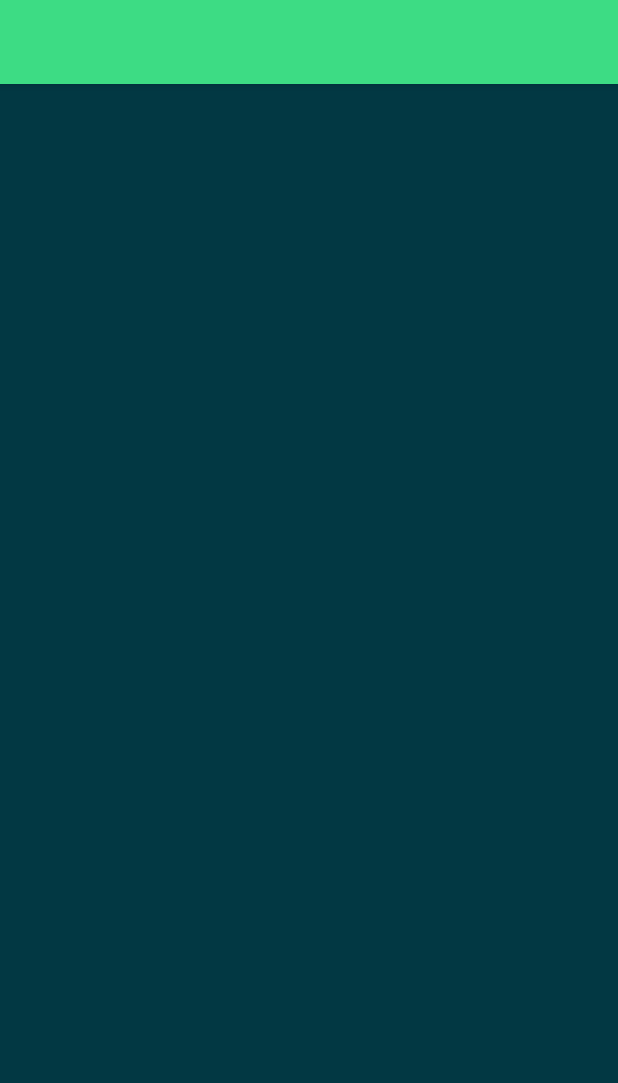
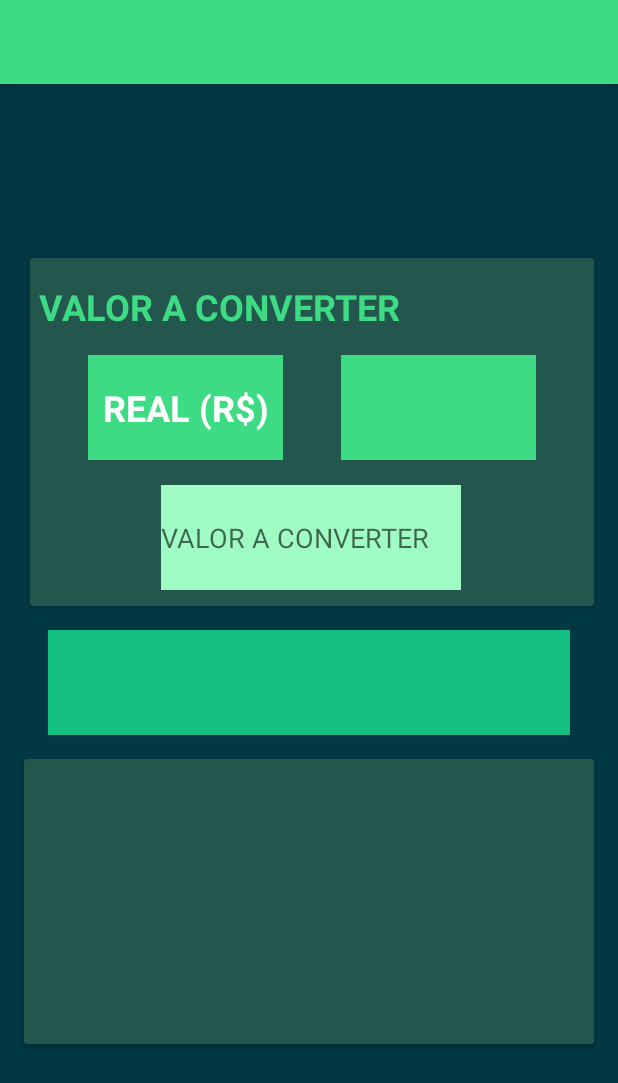
Before and after one commit to douginfodev/imersaodev6, an Android app: the screen it shows after launch (MainActivity), on a phone screen of 412 x 824 dp. Shown: the top 1083 px of the screen. Run offline under Robolectric (Android 15) with nearby library versions, the phone set to English and light mode, and no system bars.

Commit message:
Add Styles buttib default and colors

```diff
--- a/app/src/main/java/com/nlwcopa/imersaodeveloper6/ui/conversor/ConversorFragment.kt
+++ b/app/src/main/java/com/nlwcopa/imersaodeveloper6/ui/conversor/ConversorFragment.kt
@@ -1,6 +1,11 @@
 package com.nlwcopa.imersaodeveloper6.ui.conversor
 
+import android.os.Bundle
+import android.view.LayoutInflater
+import android.view.View
+import android.view.ViewGroup
 import androidx.fragment.app.Fragment
+import com.nlwcopa.imersaodeveloper6.R
 import com.nlwcopa.imersaodeveloper6.ui.main.MainFragment
 
 class ConversorFragment : Fragment () {
@@ -8,4 +13,11 @@ class ConversorFragment : Fragment () {
     companion object {
         fun newInstance() = ConversorFragment()
     }
+
+    override fun onCreateView(
+        inflater: LayoutInflater, container: ViewGroup?,
+        savedInstanceState: Bundle?
+    ): View {
+        return inflater.inflate(R.layout.fragment_conversor, container, false)
+    }
 }
--- /dev/null
+++ b/app/src/main/res/drawable/ic_editview_default.xml
@@ -0,0 +1,24 @@
+<?xml version="1.0" encoding="utf-8"?>
+<shape
+    xmlns:android="http://schemas.android.com/apk/res/android"
+    android:shape="rectangle" >
+    <corners
+        android:radius="10dp"/>
+
+    <padding
+        android:left="5dp"
+        android:top="0dp"
+        android:right="5dp"
+        android:bottom="0dp" />
+
+    <size
+        android:width="200dp"
+        android:height="70dp" />
+
+    <solid
+        android:color="@color/green_normal_200"/>
+
+    <stroke
+        android:width="2dp"
+        android:color="@color/green_bold_700"/>
+</shape>
--- a/app/src/main/res/layout/fragment_conversor.xml
+++ b/app/src/main/res/layout/fragment_conversor.xml
@@ -9,19 +9,19 @@
     <ImageView
         android:id="@+id/imageView"
         android:layout_width="0dp"
-        android:layout_height="100dp"
+        android:layout_height="70dp"
         android:layout_marginEnd="32dp"
         android:layout_marginStart="32dp"
         android:layout_marginTop="16dp"
         app:layout_constraintEnd_toEndOf="parent"
         app:layout_constraintStart_toStartOf="parent"
         app:layout_constraintTop_toBottomOf="@+id/cardVwValor"
-        app:srcCompat="@drawable/ic_launcher_background" />
+        app:srcCompat="@color/green_bold_700" />
 
     <androidx.cardview.widget.CardView
         android:id="@+id/cardVwValor"
-        android:layout_width="match_parent"
-        android:layout_height="190dp"
+        android:layout_width="376dp"
+        android:layout_height="232dp"
         android:layout_marginEnd="16dp"
         android:layout_marginStart="16dp"
         android:layout_marginTop="4dp"
@@ -31,14 +31,90 @@
         app:layout_constraintStart_toStartOf="parent"
         app:layout_constraintTop_toTopOf="parent">
 
-        <TextView
-            android:id="@+id/txtViewValor"
-            android:layout_width="wrap_content"
-            android:layout_height="wrap_content"
-            android:layout_gravity="center"
-            android:text="@string/titulo_valor"
-            style="@style/txtView_label" />
 
+        <androidx.constraintlayout.widget.ConstraintLayout
+            android:layout_width="match_parent"
+            android:layout_height="237dp"
+            app:layout_constraintEnd_toEndOf="@+id/cardVwValor"
+            app:layout_constraintStart_toStartOf="@+id/cardVwValor">
+
+            <EditText
+                android:id="@+id/edtTxtl"
+                android:layout_width="200dp"
+                android:layout_height="70dp"
+                android:layout_marginBottom="16dp"
+                android:layout_marginTop="16dp"
+                android:background="@color/green_normal_200"
+                android:drawable="@drawable/ic_editview_default"
+                android:ems="10"
+                android:hint="@string/titulo_valor"
+                android:inputType="numberDecimal"
+                app:layout_constraintBottom_toBottomOf="parent"
+                app:layout_constraintEnd_toEndOf="parent"
+                app:layout_constraintHorizontal_bias="0.497"
+                app:layout_constraintStart_toStartOf="parent"
+                app:layout_constraintTop_toBottomOf="@+id/BtnMoeda1"
+                app:layout_constraintVertical_bias="0.848" />
+
+            <ImageButton
+                android:id="@+id/BtnMoeda1"
+                android:layout_width="130dp"
+                android:layout_height="70dp"
+                android:layout_marginTop="16dp"
+                android:padding="0dp"
+                app:layout_constraintEnd_toStartOf="@+id/imageButton2"
+                app:layout_constraintHorizontal_bias="0.5"
+                app:layout_constraintStart_toStartOf="parent"
+                app:layout_constraintTop_toBottomOf="@+id/txtViewValor"
+                app:srcCompat="@color/green_light_400" />
+
+            <TextView
+                android:id="@+id/txtvwmoeda1"
+                style="@style/txtView_button"
+                android:layout_width="wrap_content"
+                android:layout_height="wrap_content"
+                android:layout_gravity="center"
+                android:text="@string/tit_dolar"
+                app:layout_constraintBottom_toBottomOf="@+id/BtnMoeda1"
+                app:layout_constraintEnd_toEndOf="@+id/BtnMoeda1"
+                app:layout_constraintStart_toStartOf="@+id/BtnMoeda1"
+                app:layout_constraintTop_toTopOf="@+id/BtnMoeda1" />
+
+            <ImageButton
+                android:id="@+id/imageButton2"
+                android:layout_width="130dp"
+                android:layout_height="70dp"
+                android:padding="0dp"
+                app:layout_constraintBottom_toBottomOf="@+id/BtnMoeda1"
+                app:layout_constraintEnd_toEndOf="parent"
+                app:layout_constraintHorizontal_bias="0.5"
+                app:layout_constraintStart_toEndOf="@+id/BtnMoeda1"
+                app:layout_constraintTop_toTopOf="@+id/BtnMoeda1"
+                app:srcCompat="@color/green_light_400" />
+
+            <TextView
+                android:id="@+id/txtViewValor"
+                style="@style/txtView_label"
+                android:layout_width="wrap_content"
+                android:layout_height="wrap_content"
+                android:layout_gravity="center"
+                android:layout_marginEnd="139dp"
+                android:layout_marginStart="16dp"
+                android:layout_marginTop="16dp"
+                android:text="@string/titulo_valor"
+                  app:layout_constraintEnd_toEndOf="parent"
+                app:layout_constraintHorizontal_bias="0.5"
+                app:layout_constraintStart_toStartOf="parent"
+                app:layout_constraintTop_toTopOf="parent" />
+
+            <androidx.constraintlayout.widget.Guideline
+                android:id="@+id/guideline"
+                android:layout_width="wrap_content"
+                android:layout_height="wrap_content"
+                android:orientation="horizontal"
+                app:layout_constraintGuide_begin="48dp" />
+
+        </androidx.constraintlayout.widget.ConstraintLayout>
     </androidx.cardview.widget.CardView>
 
     <androidx.cardview.widget.CardView
--- a/app/src/main/res/values/strings.xml
+++ b/app/src/main/res/values/strings.xml
@@ -8,4 +8,6 @@
     <string name="tit_valconverter">VALOR CONVERTIDO</string>
     <string name="tit_moeda">Real (R$)</string>
     <string name="resultado_conversao">100,00</string>
+    <string name="tit_dolar">REAL (R$)</string>
+    <string name="tit_real">DOLAR (US$)</string>
 </resources>
--- a/app/src/main/res/values/styles.xml
+++ b/app/src/main/res/values/styles.xml
@@ -7,4 +7,11 @@
         <item name="android:textSize">24sp</item>
         <item name="android:textStyle">bold</item>
     </style>
+
+    <style name="txtView_button">
+        <item name="android:fontFamily">@font/roboto_bold_700</item>
+        <item name="android:textColor">@color/white</item>
+        <item name="android:textSize">24sp</item>
+        <item name="android:textStyle">bold</item>
+    </style>
 </resources>
```
Also changed, not shown: app/src/main/ic_button_background-playstore.png (added).
